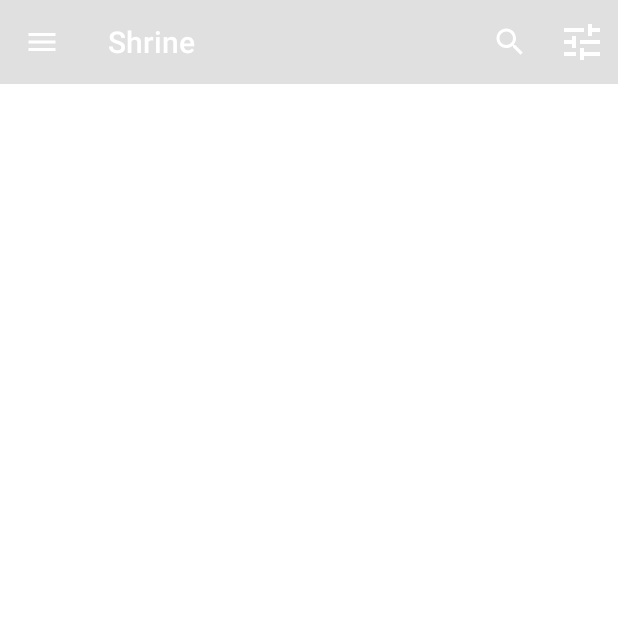
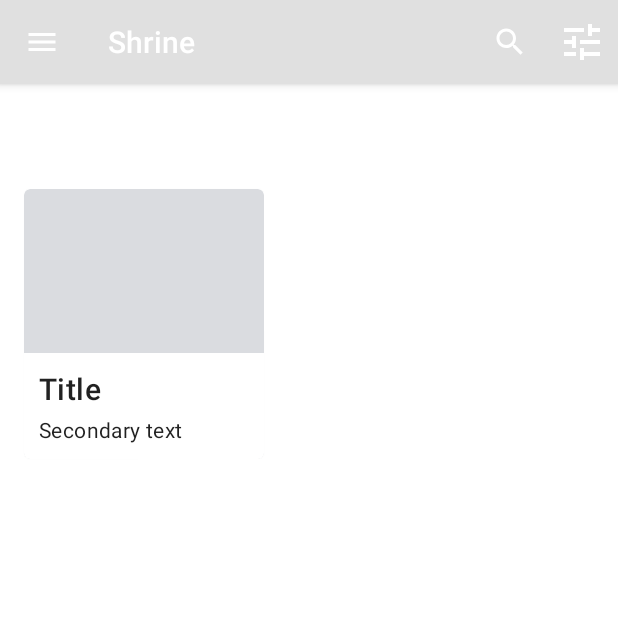
Before and after one commit to johnburitto/MaterialComponentsShine, an Android app: the fragment ProductGridFragment placed in its activity, on a phone screen of 412 x 824 dp, the top half of it. Run offline under Robolectric (Android 15) with nearby library versions, the phone set to English and light mode, and no system bars.

Commit message:
Add Card

```diff
--- a/app/src/main/res/layout/shr_product_grid_fragment.xml
+++ b/app/src/main/res/layout/shr_product_grid_fragment.xml
@@ -23,5 +23,39 @@
                 app:title="@string/shr_app_name"
                 app:navigationIcon="@drawable/shr_menu" />
         </com.google.android.material.appbar.AppBarLayout>
+
+        <com.google.android.material.card.MaterialCardView
+            android:layout_width="160dp"
+            android:layout_height="180dp"
+            android:layout_marginBottom="16dp"
+            android:layout_marginLeft="16dp"
+            android:layout_marginRight="16dp"
+            android:layout_marginTop="70dp"
+            app:cardBackgroundColor="?attr/colorPrimaryDark"
+            app:cardCornerRadius="4dp">
+
+            <LinearLayout
+                android:layout_width="match_parent"
+                android:layout_height="wrap_content"
+                android:layout_gravity="bottom"
+                android:background="#FFFFFF"
+                android:orientation="vertical"
+                android:padding="8dp">
+
+                <TextView
+                    android:layout_width="match_parent"
+                    android:layout_height="wrap_content"
+                    android:padding="2dp"
+                    android:text="@string/shr_product_title"
+                    android:textAppearance="?attr/textAppearanceHeadline6" />
+
+                <TextView
+                    android:layout_width="match_parent"
+                    android:layout_height="wrap_content"
+                    android:padding="2dp"
+                    android:text="@string/shr_product_description"
+                    android:textAppearance="?attr/textAppearanceBody2" />
+            </LinearLayout>
+        </com.google.android.material.card.MaterialCardView>
     </LinearLayout>
 </FrameLayout>
```
